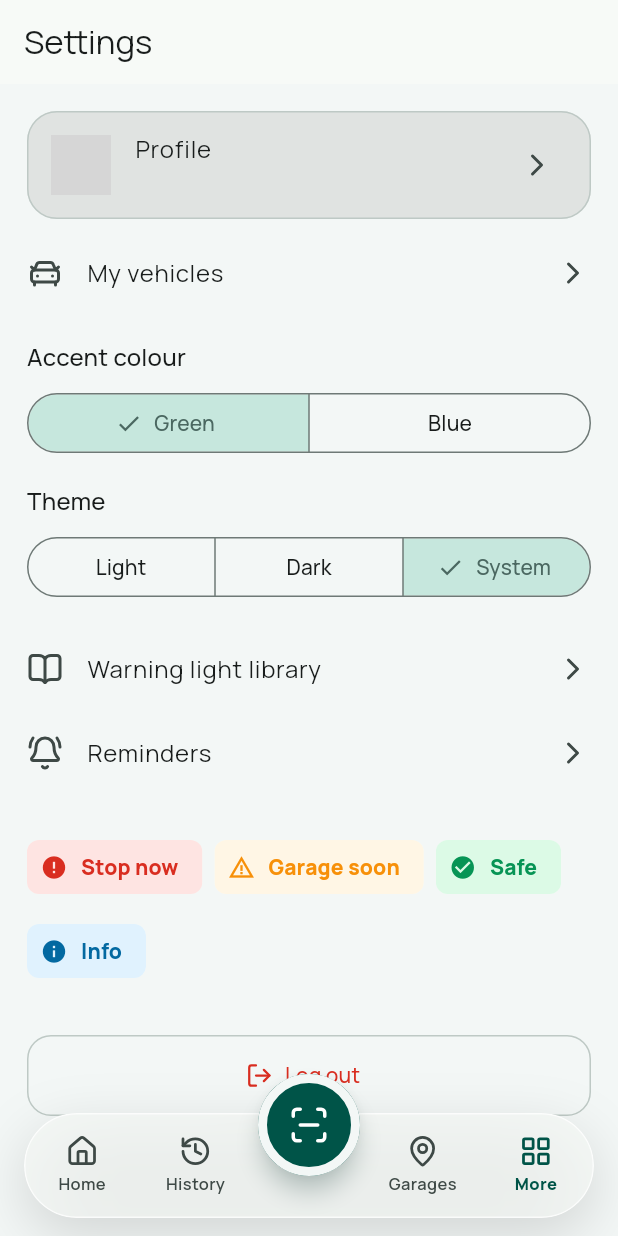
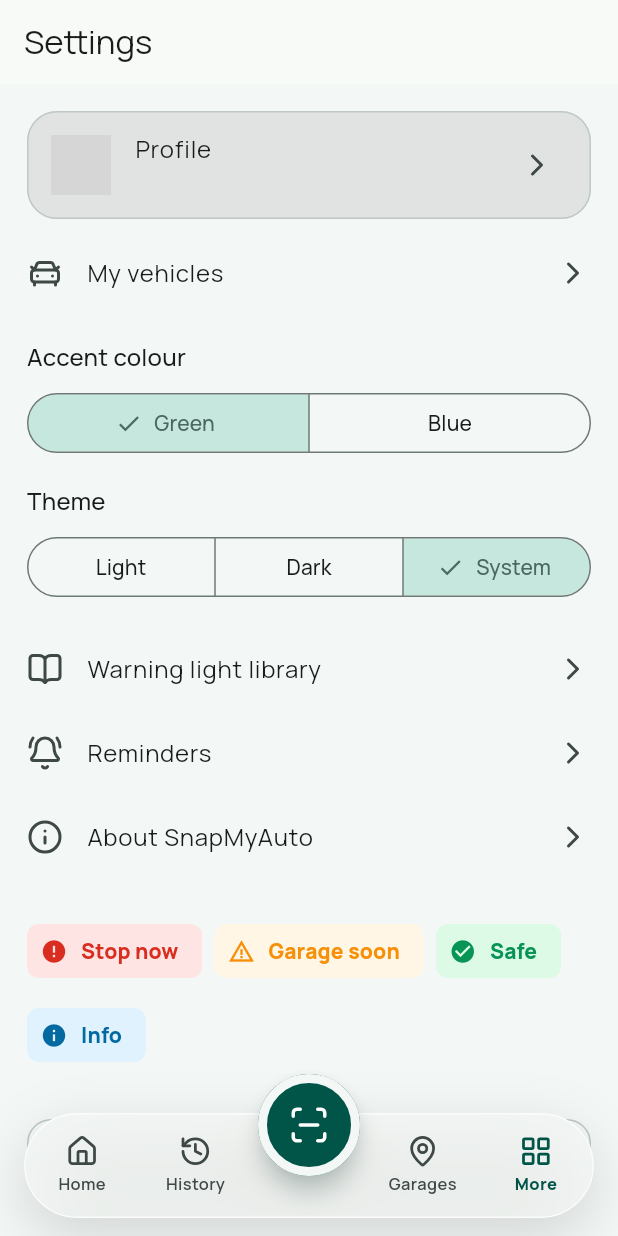
Before and after one commit to snapmyauto/snapmyauto-app, a Flutter app: the SettingsScreen screen opened by its route, on a phone screen of 412 x 824 dp. Run offline on Flutter 3.47's test engine with Material 3 defaults, Android fonts, the phone set to English and light mode, and no system bars; our stand-ins replace camera, cloud_firestore, firebase_auth, firebase_core, flutter_local_notifications, flutter_riverpod and 10 more; missing offline and left inert: tflite_flutter; accounts and stored records are empty; network calls fail; grey boxes are pictures that could not be loaded.

Commit message:
feat: add about route and settings entry

```diff
--- a/lib/core/router/app_router.dart
+++ b/lib/core/router/app_router.dart
@@ -6,6 +6,7 @@ import 'package:snapmyauto/features/auth/presentation/forgot_password_screen.dar
 import 'package:snapmyauto/features/auth/presentation/login_screen.dart';
 import 'package:snapmyauto/features/auth/presentation/register_screen.dart';
 
+import '../../features/about/presentation/about_screen.dart';
 import '../../features/icon_library/presentation/icon_library_screen.dart';
 import '../../features/icon_library/presentation/light_detail_screen.dart';
 import '../../features/reminders/presentation/reminder_form_screen.dart';
@@ -42,6 +43,11 @@ final routerProvider = Provider<GoRouter>((ref) {
       return null;
     },
     routes: [
+      GoRoute(
+        path: '/about',
+        parentNavigatorKey: _rootKey,
+        builder: (context, state) => const AboutScreen(),
+      ),
       GoRoute(
         path: '/library',
         parentNavigatorKey: _rootKey,
--- a/lib/features/settings/presentation/settings_screen.dart
+++ b/lib/features/settings/presentation/settings_screen.dart
@@ -103,6 +103,13 @@ class SettingsScreen extends ConsumerWidget {
             trailing: const Icon(LucideIcons.chevronRight),
             onTap: () => context.push('/reminders'),
           ),
+          ListTile(
+            contentPadding: EdgeInsets.zero,
+            leading: const Icon(LucideIcons.info),
+            title: const Text('About SnapMyAuto'),
+            trailing: const Icon(LucideIcons.chevronRight),
+            onTap: () => context.push('/about'),
+          ),
           const SizedBox(height: 24),
           Wrap(
             spacing: 8,
```
